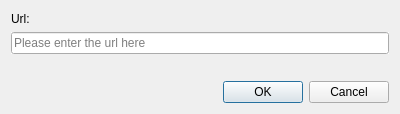
First picture: the form in libqutenote/src/note_editor/EditUrlDialog.ui, repository d1vanov/quentier, before the edit.
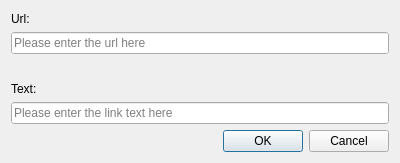
Second picture: the form after the edit.

Commit message: Add the possibility to edit the hyperlink text, not only the link address

```diff
--- a/libqutenote/src/note_editor/EditUrlDialog.ui
+++ b/libqutenote/src/note_editor/EditUrlDialog.ui
@@ -7,9 +7,15 @@
     <x>0</x>
     <y>0</y>
     <width>400</width>
-    <height>114</height>
+    <height>163</height>
    </rect>
   </property>
+  <property name="sizePolicy">
+   <sizepolicy hsizetype="Preferred" vsizetype="MinimumExpanding">
+    <horstretch>0</horstretch>
+    <verstretch>0</verstretch>
+   </sizepolicy>
+  </property>
   <property name="windowTitle">
    <string>Dialog</string>
   </property>
@@ -44,6 +50,26 @@
      </property>
     </widget>
    </item>
+   <item>
+    <widget class="QLabel" name="textLabel">
+     <property name="text">
+      <string>Text:</string>
+     </property>
+     <property name="textInteractionFlags">
+      <set>Qt::NoTextInteraction</set>
+     </property>
+    </widget>
+   </item>
+   <item>
+    <widget class="QLineEdit" name="textLineEdit">
+     <property name="autoFillBackground">
+      <bool>true</bool>
+     </property>
+     <property name="placeholderText">
+      <string>Please enter the link text here</string>
+     </property>
+    </widget>
+   </item>
    <item>
     <widget class="QDialogButtonBox" name="buttonBox">
      <property name="orientation">
```
The commit also changes 6 other files.
